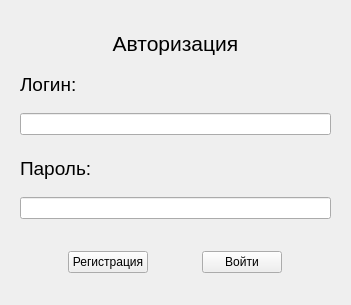
Above: authorization.ui from Ore111ek/ThisLifeIsMine before the change. Below: the same form after it.
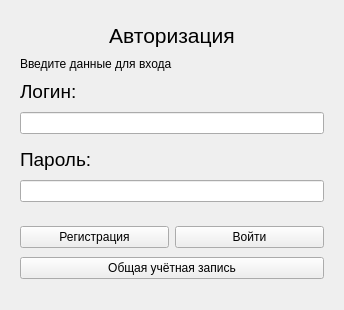
That is the form after the change. Icons and pictures are not drawn.

The edit to the form file:
```diff
--- a/authorization.ui
+++ b/authorization.ui
@@ -9,10 +9,22 @@
    <rect>
     <x>0</x>
     <y>0</y>
-    <width>351</width>
-    <height>305</height>
+    <width>344</width>
+    <height>310</height>
    </rect>
   </property>
+  <property name="sizePolicy">
+   <sizepolicy hsizetype="Maximum" vsizetype="Maximum">
+    <horstretch>0</horstretch>
+    <verstretch>0</verstretch>
+   </sizepolicy>
+  </property>
+  <property name="maximumSize">
+   <size>
+    <width>350</width>
+    <height>310</height>
+   </size>
+  </property>
   <property name="windowTitle">
    <string>Авторизация</string>
   </property>
@@ -51,6 +63,19 @@
       </property>
      </widget>
     </item>
+    <item>
+     <widget class="QLabel" name="errorlabel">
+      <property name="sizePolicy">
+       <sizepolicy hsizetype="Preferred" vsizetype="Maximum">
+        <horstretch>0</horstretch>
+        <verstretch>0</verstretch>
+       </sizepolicy>
+      </property>
+      <property name="text">
+       <string>Введите данные для входа</string>
+      </property>
+     </widget>
+    </item>
     <item>
      <widget class="QLabel" name="label_2">
       <property name="sizePolicy">
@@ -107,7 +132,11 @@
      </widget>
     </item>
     <item>
-     <widget class="QLineEdit" name="password"/>
+     <widget class="QLineEdit" name="password">
+      <property name="echoMode">
+       <enum>QLineEdit::Password</enum>
+      </property>
+     </widget>
     </item>
     <item>
      <spacer name="verticalSpacer_2">
@@ -130,7 +159,7 @@
       <item>
        <widget class="QPushButton" name="registerButton">
         <property name="sizePolicy">
-         <sizepolicy hsizetype="Maximum" vsizetype="Fixed">
+         <sizepolicy hsizetype="Minimum" vsizetype="Fixed">
           <horstretch>0</horstretch>
           <verstretch>0</verstretch>
          </sizepolicy>
@@ -143,7 +172,7 @@
       <item>
        <widget class="QPushButton" name="loginButton">
         <property name="sizePolicy">
-         <sizepolicy hsizetype="Maximum" vsizetype="Fixed">
+         <sizepolicy hsizetype="Minimum" vsizetype="Fixed">
           <horstretch>0</horstretch>
           <verstretch>0</verstretch>
          </sizepolicy>
@@ -155,6 +184,13 @@
       </item>
      </layout>
     </item>
+    <item>
+     <widget class="QPushButton" name="corporateButton">
+      <property name="text">
+       <string>Общая учётная запись</string>
+      </property>
+     </widget>
+    </item>
    </layout>
   </widget>
   <widget class="QMenuBar" name="menubar">
```
Left out of the diff: 10 changed lines with no effect on the pictures.
